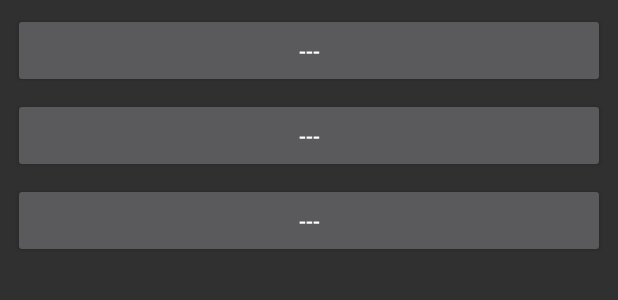
After one commit to Jimitiki/ticket-to-ride, an Android app: the layout fragment_choose_destination_dialog.xml on its own in the app's theme, with its tools: preview values and no code run, on a phone screen of 412 x 824 dp. The commit adds this screen. Shown: the top 300 px of the screen. Run offline under Robolectric (Android 15) with nearby library versions, the phone set to English and light mode, and no system bars; network calls fail.

Commit message:
Added the ChooseDestinationCard dialogfragment.

```diff
--- a/app/src/main/java/deltamonstarz/tickettoride/views/gamePlay/GameFragment.java
+++ b/app/src/main/java/deltamonstarz/tickettoride/views/gamePlay/GameFragment.java
@@ -81,6 +81,9 @@ public class GameFragment extends Fragment {
 			@Override
 			public void onClick(View v) {
 				System.out.print("drawing card");
+				FragmentManager manager = activity.getSupportFragmentManager();
+				ChooseDestinationDialog dialog = new ChooseDestinationDialog();
+				dialog.show(manager, "choose_destination_dialog");
 			}
 		});
 
--- /dev/null
+++ b/app/src/main/res/layout/fragment_choose_destination_dialog.xml
@@ -0,0 +1,41 @@
+<FrameLayout xmlns:android="http://schemas.android.com/apk/res/android"
+             xmlns:tools="http://schemas.android.com/tools"
+             android:layout_width="match_parent"
+             android:layout_height="match_parent"
+             tools:context="deltamonstarz.tickettoride.views.gamePlay.ChooseDestinationDialog">
+
+    <LinearLayout
+        android:layout_width="match_parent"
+        android:layout_height="match_parent"
+        android:orientation="vertical"
+        android:layout_margin="5dp">
+
+
+        <Button
+            android:id="@+id/destination_card_selection_01"
+            android:layout_width="match_parent"
+            android:layout_height="@dimen/destination_card_selection_vertical_height"
+            android:layout_margin="3dp"
+            android:text="---"/>
+
+        <Button
+            android:id="@+id/destination_card_selection_02"
+            android:layout_width="match_parent"
+            android:layout_height="@dimen/destination_card_selection_vertical_height"
+            android:layout_margin="3dp"
+            android:text="---"/>
+
+        <Button
+            android:id="@+id/destination_card_selection_03"
+            android:layout_width="match_parent"
+            android:layout_height="@dimen/destination_card_selection_vertical_height"
+            android:layout_margin="3dp"
+            android:text="---"/>
+
+
+
+
+
+    </LinearLayout>
+
+</FrameLayout>
--- a/app/src/main/res/values/colors.xml
+++ b/app/src/main/res/values/colors.xml
@@ -4,6 +4,7 @@
     <color name="colorPrimaryDark">#303F9F</color>
     <color name="colorAccent">#8c9eff</color>
     <color name="greenButton">#2e7d32</color>
+    <color name="grayButton">#616161</color>
     <color name="player_blue">#1a237e</color>
     <color name="player_green">#2e7d32</color>
     <color name="player_red">#b71c1c</color>
--- a/app/src/main/res/values/dimens.xml
+++ b/app/src/main/res/values/dimens.xml
@@ -3,4 +3,5 @@
     <dimen name="activity_horizontal_margin">16dp</dimen>
     <dimen name="activity_vertical_margin">16dp</dimen>
     <dimen name="card_text_horizontal_width">20dp</dimen>
+    <dimen name="destination_card_selection_vertical_height">50dp</dimen>
 </resources>
```
Also changed, not shown: app/src/main/java/deltamonstarz/tickettoride/views/gamePlay/ChooseDestinationDialog.java (added, +125 -0 lines).
